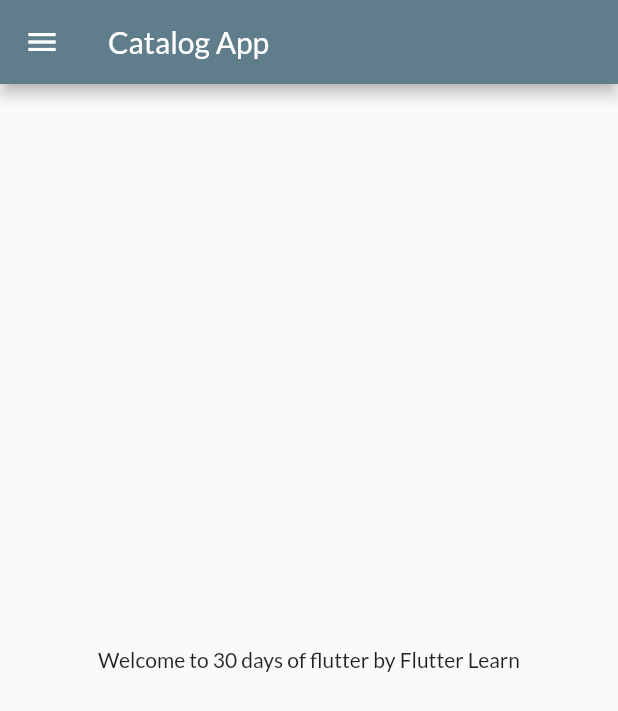
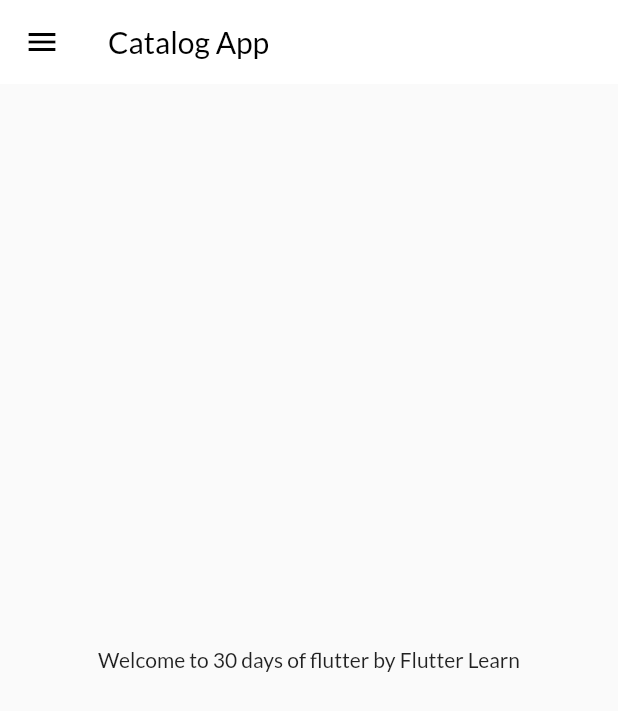
Before and after one commit to GitTechVishal/30DaysofFlutter, a Flutter app: the screen it shows after launch, on a phone screen of 412 x 824 dp. Shown: the top 711 px of the screen. Run offline on Flutter 3.47's test engine with Material 2 defaults, Android fonts, the phone set to English and light mode, and no system bars; our stand-ins replace google_fonts.

Commit message:
Themes Extracted

```diff
--- a/lib/main.dart
+++ b/lib/main.dart
@@ -16,7 +16,12 @@ class MyApp extends StatelessWidget {
       themeMode: ThemeMode.light,
       theme: ThemeData(
           primarySwatch: Colors.blueGrey,
-          fontFamily: GoogleFonts.lato().fontFamily),
+          fontFamily: GoogleFonts.lato().fontFamily,
+          appBarTheme: AppBarTheme(
+              color: Colors.white,
+              elevation: 0.0,
+              iconTheme: IconThemeData(color: Colors.black))),
+
       debugShowCheckedModeBanner: false,
       //initialRoute: "/home",
       initialRoute: MyRoutes.homeRoute,
--- a/lib/pages/home_page.dart
+++ b/lib/pages/home_page.dart
@@ -9,7 +9,13 @@ class HomePage extends StatelessWidget {
   Widget build(BuildContext context) {
     return Scaffold(
       appBar: AppBar(
-        title: Text("Catalog App"),
+        backgroundColor: Colors.white,
+        elevation: 0.0,
+        iconTheme: IconThemeData(color: Colors.black),
+        title: Text(
+          "Catalog App",
+          style: TextStyle(color: Colors.black),
+        ),
       ),
       body: Center(
         child: Container(
```
Also changed, not shown: lib/widgets/thems.dart (added, +16 -0 lines).
